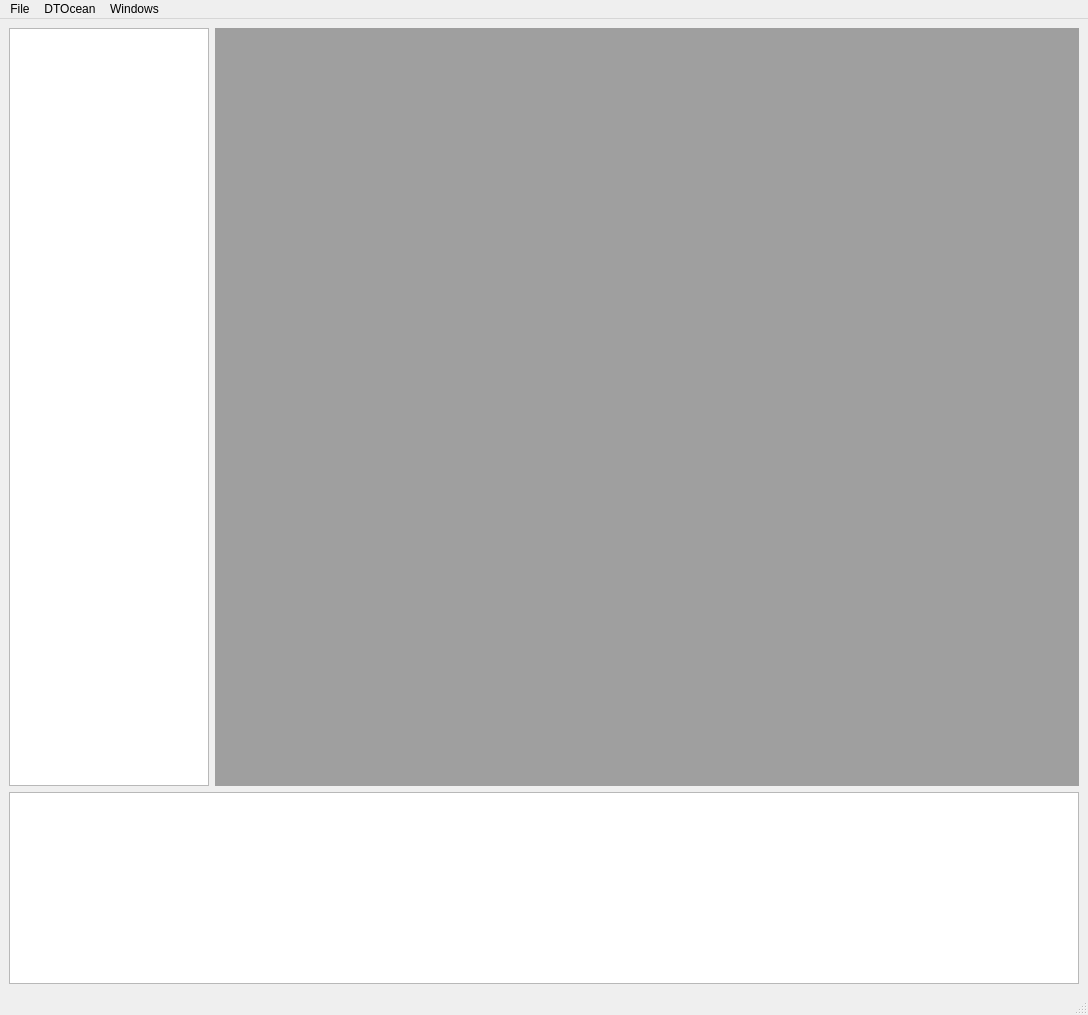
The window that dtocean_wec/designer/mdi_layout.ui (DTOcean/dtocean-hydrodynamics) describes before a commit, drawn with Qt 5.
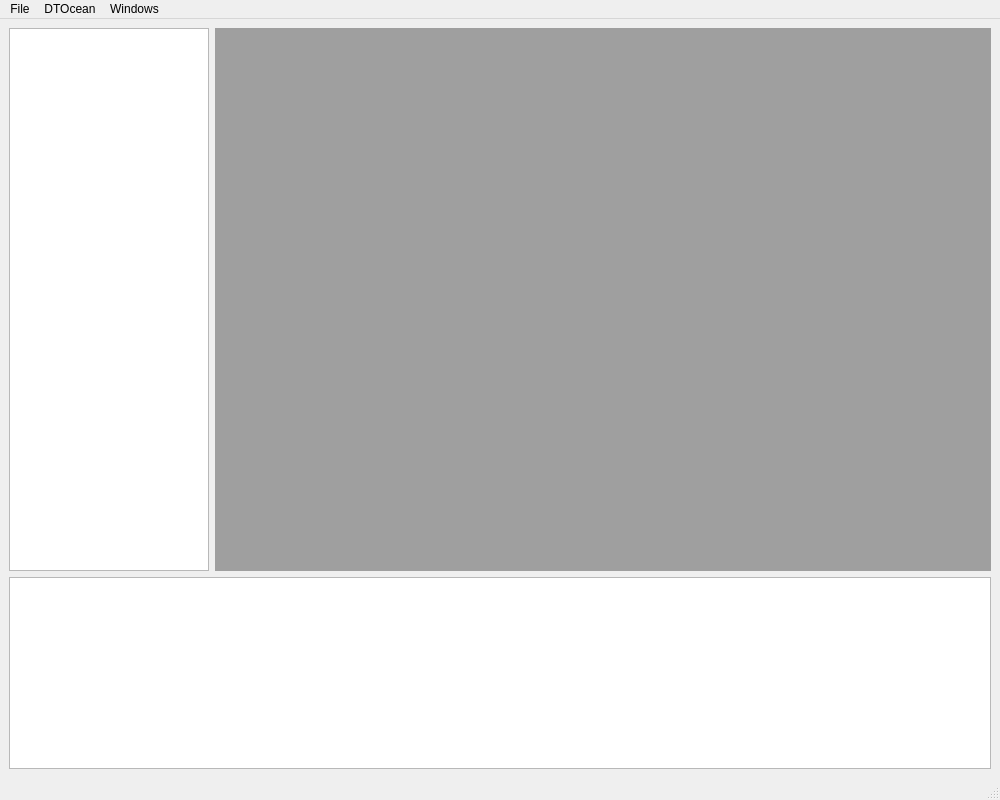
The same window after the commit.

Commit message: Reduce initial size of WEC tool window

The edit to the form file:
```diff
--- a/dtocean_wec/designer/mdi_layout.ui
+++ b/dtocean_wec/designer/mdi_layout.ui
@@ -6,8 +6,8 @@
    <rect>
     <x>0</x>
     <y>0</y>
-    <width>1088</width>
-    <height>1015</height>
+    <width>1000</width>
+    <height>800</height>
    </rect>
   </property>
   <property name="windowTitle">
@@ -57,7 +57,7 @@
     <rect>
      <x>0</x>
      <y>0</y>
-     <width>1088</width>
+     <width>1000</width>
      <height>21</height>
     </rect>
    </property>
```
The commit also changes 1 other file.
